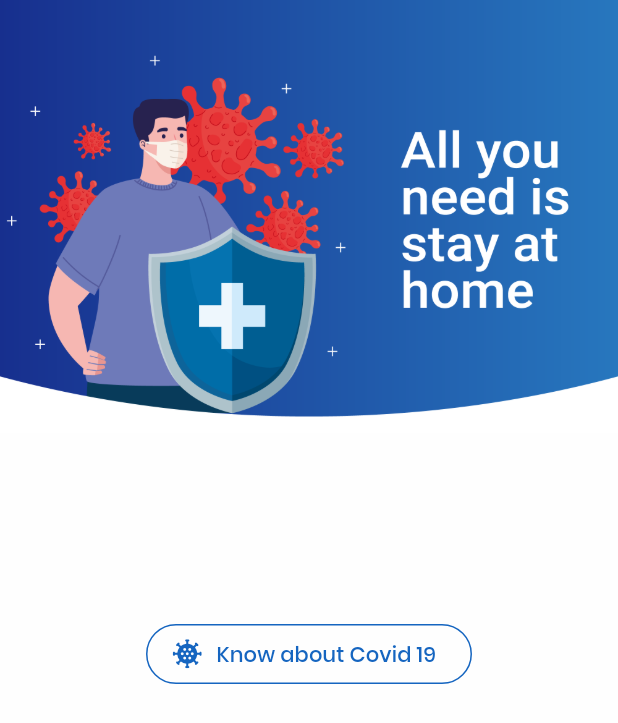
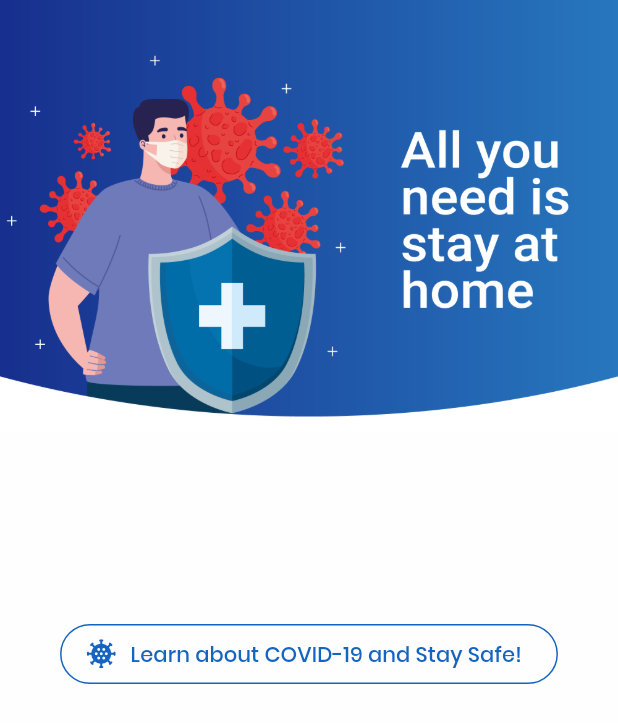
Before and after one commit to riazulrocky/Covid-19-UI, a Flutter app: the screen it shows after launch, on a phone screen of 412 x 824 dp. Shown: the top 723 px of the screen. Run offline on Flutter 3.47's test engine with Material 3 defaults, Android fonts, the phone set to English and light mode, and no system bars.

Commit message:
covid-19 UI

```diff
--- a/lib/intro_screen.dart
+++ b/lib/intro_screen.dart
@@ -38,7 +38,7 @@ class _IntroScreenState extends State<IntroScreen> {
                       color: Colors.blue.shade800,
                     ),
                     label: Text(
-                      "Know about Covid 19",
+                      "Learn about COVID-19 and Stay Safe!",
                       style: TextStyle(color: Colors.blue.shade800),
                     ),
                     style: OutlinedButton.styleFrom(
```
